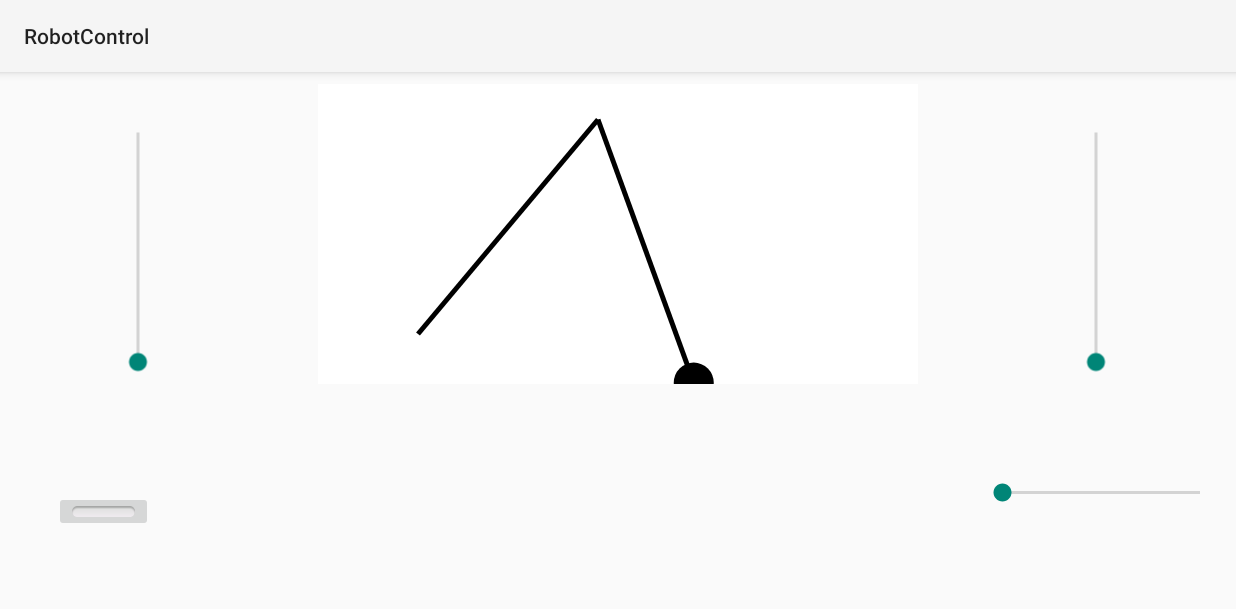
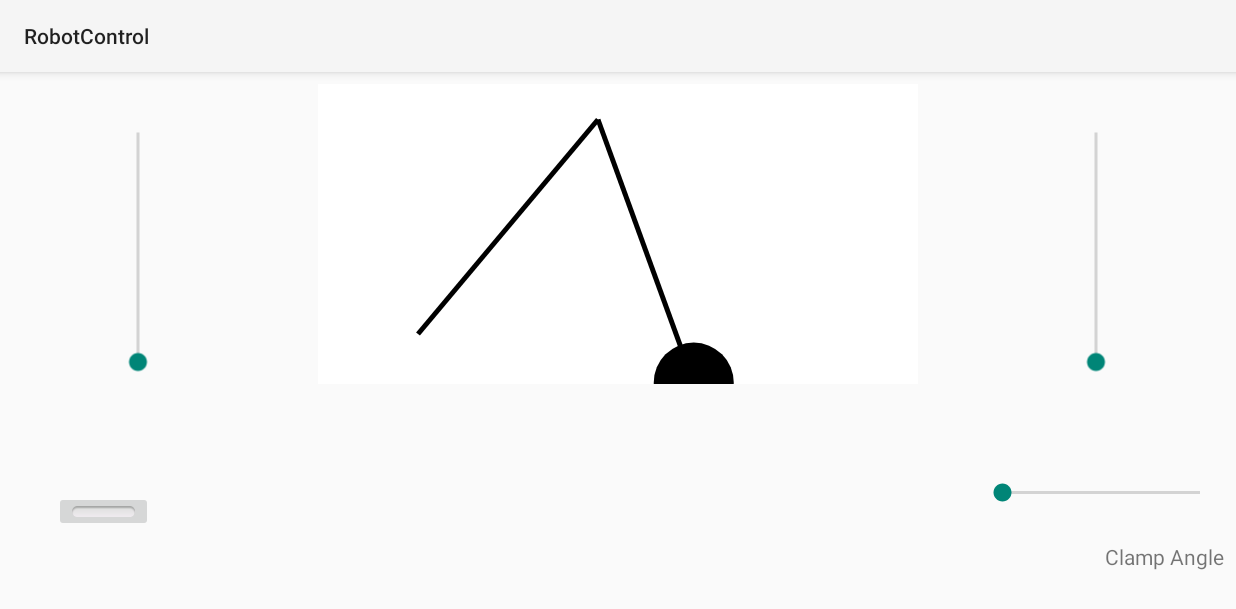
Before and after one commit to talentzxf/RaspberryPiRobot, an Android app: the screen it shows after launch (MainActivity), on a phone screen of 824 x 412 dp (held sideways). Shown: the top 609 px of the screen. Run offline under Robolectric (Android 15) with nearby library versions, the phone set to English and light mode, and no system bars; our stand-ins replace data binding; 2 statements that could not run were skipped.

Commit message:
Clamp control looks good now

```diff
--- a/AndroidControl/app/src/main/java/com/vincentzhang/robotcontrol/controller/impl/TCPControllerImpl.java
+++ b/AndroidControl/app/src/main/java/com/vincentzhang/robotcontrol/controller/impl/TCPControllerImpl.java
@@ -85,7 +85,9 @@ public class TCPControllerImpl implements Controller, Runnable {
     }
 
     public void setStatus(String status) {
-        //
+        if(this.statusChangeListener != null){
+            this.statusChangeListener.onStatusChanged(status);
+        }
     }
 
     public AtomicBoolean getIsServerOnline() {
--- a/AndroidControl/app/src/main/java/com/vincentzhang/robotcontrol/model/ControllerModel.java
+++ b/AndroidControl/app/src/main/java/com/vincentzhang/robotcontrol/model/ControllerModel.java
@@ -8,6 +8,7 @@ import android.util.Log;
 import com.vincentzhang.robotcontrol.BR;
 import com.vincentzhang.robotcontrol.R;
 import com.vincentzhang.robotcontrol.controller.Controller;
+import com.vincentzhang.robotcontrol.controller.commands.ControllerStatusChangeListener;
 import com.vincentzhang.robotcontrol.controller.impl.TCPControllerImpl;
 import com.vincentzhang.robotcontrol.view.IKSolver2D;
 import com.vincentzhang.robotcontrol.view.SkeletonChangeListener;
@@ -19,7 +20,7 @@ import java.util.Observable;
  * Created by VincentZhang on 1/8/2019.
  */
 
-public class ControllerModel extends BaseObservable implements SkeletonChangeListener {
+public class ControllerModel extends BaseObservable implements SkeletonChangeListener, ControllerStatusChangeListener {
     private String tag = "ControllerModel";
     private Controller controller = new TCPControllerImpl();
 
@@ -28,16 +29,23 @@ public class ControllerModel extends BaseObservable implements SkeletonChangeLis
     // 0 means full speed back
     public static int INITSPEED = 100;
 
+    public static int INITANGLE = 28;
+    public static int MAXANGLE = 50;
+    public static int MINANGLE = 10;
+
     private String msg;
     private int leftSpeed = INITSPEED;
     private int rightSpeed = INITSPEED;
+    private int clampAngle = INITANGLE;
 
+    private String controllerStatus = "unknown";
     private boolean isControllerRunning() {
         return controller.isControllerRunning();
     }
 
     public ControllerModel(Resources resources) {
         msg = resources.getString(R.string.signature);
+        controller.setStatusChangeListener(this);
         try {
             // controller.connect("10.86.48.161", 9999);
             controller.connect("10.0.0.18", 9999);
@@ -46,8 +54,9 @@ public class ControllerModel extends BaseObservable implements SkeletonChangeLis
         }
     }
 
+    @Bindable
     public String getMsg() {
-        return msg + "Controller Status:" + controller.getStatus();
+        return msg + "Controller Status:" + controllerStatus;
     }
 
     @Bindable
@@ -72,6 +81,17 @@ public class ControllerModel extends BaseObservable implements SkeletonChangeLis
         controller.setRightSpeed(this.rightSpeed);
     }
 
+    @Bindable
+    public int getClampAngle(){
+        return clampAngle;
+    }
+
+    public void setClampAngle(int clampAngle){
+        this.clampAngle = clampAngle;
+        notifyPropertyChanged(BR.clampAngle);
+        controller.setServoDegree(0, this.clampAngle);
+    }
+
     @Override
     public void update(Observable o, Object arg) {
         if(arg instanceof IKSolver2D){
@@ -82,4 +102,10 @@ public class ControllerModel extends BaseObservable implements SkeletonChangeLis
             controller.setServoDegree(2, solver2D.getDegServoTheta2());
         }
     }
+
+    @Override
+    public void onStatusChanged(String newStatus) {
+        this.controllerStatus = newStatus;
+        notifyPropertyChanged(BR.msg);
+    }
 }
--- a/AndroidControl/app/src/main/java/com/vincentzhang/robotcontrol/view/Skeleton2D.java
+++ b/AndroidControl/app/src/main/java/com/vincentzhang/robotcontrol/view/Skeleton2D.java
@@ -19,7 +19,7 @@ import java.util.Observable;
 public class Skeleton2D extends Observable {
     private List<Bone> boneList = new ArrayList();
     private Point2D clampPosition = null;
-    private int clampSize = 20;
+    private int clampSize = 40;
     private boolean isClampMoving = false;
     private IKSolver2D ikSolver2D = new IKSolver2D();
     private double bone1Length = 0;
--- a/AndroidControl/app/src/main/res/layout/activity_main.xml
+++ b/AndroidControl/app/src/main/res/layout/activity_main.xml
@@ -109,16 +109,29 @@
             app:srcCompat="@android:drawable/button_onoff_indicator_off" />
 
         <SeekBar
-            android:id="@+id/seekBar"
+            android:id="@+id/clampAngle"
             android:layout_width="164dp"
             android:layout_height="49dp"
             android:layout_marginBottom="8dp"
             android:layout_marginEnd="8dp"
             android:layout_marginTop="8dp"
+            android:progress="@={controllerModel.clampAngle}"
+            android:max = "50"
+            android:min = "10"
             app:layout_constraintBottom_toBottomOf="parent"
             app:layout_constraintEnd_toEndOf="parent"
             app:layout_constraintTop_toBottomOf="@+id/leftWheelSpeed"
             app:layout_constraintVertical_bias="0.3" />
 
+        <TextView
+            android:id="@+id/clampAngleText"
+            android:layout_width="wrap_content"
+            android:layout_height="wrap_content"
+            android:layout_marginTop="8dp"
+            android:layout_marginEnd="8dp"
+            android:text="@string/clampAngle"
+            app:layout_constraintEnd_toEndOf="parent"
+            app:layout_constraintTop_toBottomOf="@+id/clampAngle" />
+
     </android.support.constraint.ConstraintLayout>
 </layout>
--- a/AndroidControl/app/src/main/res/values/strings.xml
+++ b/AndroidControl/app/src/main/res/values/strings.xml
@@ -3,4 +3,5 @@
     <string name="signature">VincentZhang\'s Robot Controller</string>
     <string name="rightwheelspeedformat">Right Speed:%d</string>
     <string name="leftwheelspeedformat">Left Speed:%d</string>
+    <string name="clampAngle">Clamp Angle</string>
 </resources>
```
